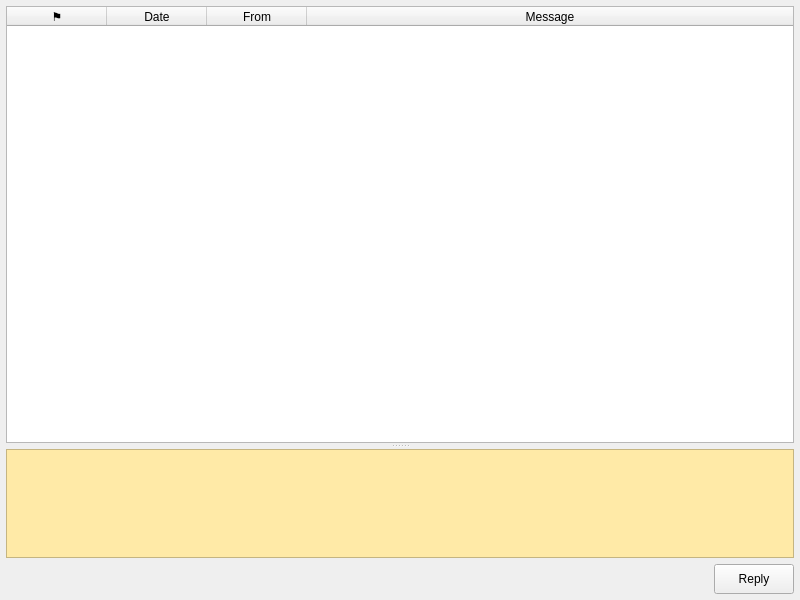
The window that messagewindow.ui (qcmiao1998/js8call) describes before a commit, drawn with Qt 5.
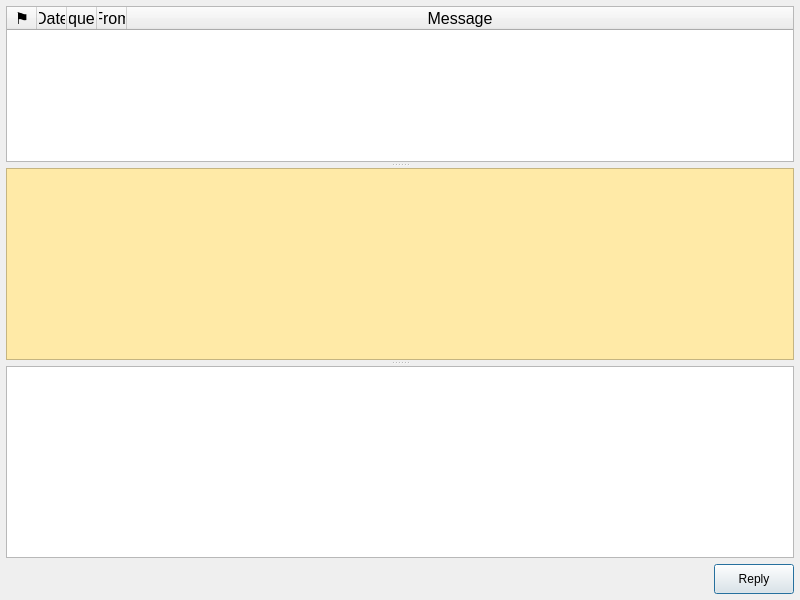
The same window after the commit.

Commit message: Working through message window wireup

The edit to the form file:
```diff
--- a/messagewindow.ui
+++ b/messagewindow.ui
@@ -1,7 +1,7 @@
 <?xml version="1.0" encoding="UTF-8"?>
 <ui version="4.0">
  <class>MessageWindow</class>
- <widget class="QWidget" name="MessageWindow">
+ <widget class="QDialog" name="MessageWindow">
   <property name="geometry">
    <rect>
     <x>0</x>
@@ -38,21 +38,71 @@
       <property name="sizePolicy">
        <sizepolicy hsizetype="Expanding" vsizetype="Expanding">
         <horstretch>0</horstretch>
-        <verstretch>4</verstretch>
+        <verstretch>10</verstretch>
        </sizepolicy>
       </property>
+      <property name="font">
+       <font>
+        <pointsize>12</pointsize>
+       </font>
+      </property>
+      <property name="toolTip">
+       <string>&lt;html&gt;&lt;head/&gt;&lt;body&gt;&lt;p&gt;Received band activity is displayed with time since last heard, SNR, and the text received for each frequency offset in the passband.&lt;/p&gt;&lt;/body&gt;&lt;/html&gt;</string>
+      </property>
+      <property name="sizeAdjustPolicy">
+       <enum>QAbstractScrollArea::AdjustToContentsOnFirstShow</enum>
+      </property>
+      <property name="autoScroll">
+       <bool>false</bool>
+      </property>
+      <property name="editTriggers">
+       <set>QAbstractItemView::NoEditTriggers</set>
+      </property>
+      <property name="showDropIndicator" stdset="0">
+       <bool>false</bool>
+      </property>
+      <property name="dragDropOverwriteMode">
+       <bool>false</bool>
+      </property>
       <property name="alternatingRowColors">
        <bool>true</bool>
       </property>
       <property name="selectionBehavior">
        <enum>QAbstractItemView::SelectRows</enum>
       </property>
+      <property name="textElideMode">
+       <enum>Qt::ElideRight</enum>
+      </property>
+      <property name="gridStyle">
+       <enum>Qt::DotLine</enum>
+      </property>
+      <property name="sortingEnabled">
+       <bool>false</bool>
+      </property>
+      <property name="wordWrap">
+       <bool>false</bool>
+      </property>
+      <attribute name="horizontalHeaderVisible">
+       <bool>true</bool>
+      </attribute>
+      <attribute name="horizontalHeaderCascadingSectionResizes">
+       <bool>false</bool>
+      </attribute>
+      <attribute name="horizontalHeaderDefaultSectionSize">
+       <number>30</number>
+      </attribute>
+      <attribute name="horizontalHeaderHighlightSections">
+       <bool>false</bool>
+      </attribute>
       <attribute name="horizontalHeaderMinimumSectionSize">
-       <number>10</number>
+       <number>20</number>
       </attribute>
       <attribute name="horizontalHeaderStretchLastSection">
        <bool>true</bool>
       </attribute>
+      <attribute name="verticalHeaderVisible">
+       <bool>false</bool>
+      </attribute>
       <column>
        <property name="text">
         <string>⚑</string>
@@ -66,6 +116,11 @@
         <string>Date</string>
        </property>
       </column>
+      <column>
+       <property name="text">
+        <string>Frequency</string>
+       </property>
+      </column>
       <column>
        <property name="text">
         <string>From</string>
@@ -79,7 +134,7 @@
      </widget>
      <widget class="QTextEdit" name="messageTextEdit">
       <property name="sizePolicy">
-       <sizepolicy hsizetype="Expanding" vsizetype="Expanding">
+       <sizepolicy hsizetype="Expanding" vsizetype="MinimumExpanding">
         <horstretch>0</horstretch>
         <verstretch>1</verstretch>
        </sizepolicy>
@@ -93,6 +148,14 @@
        <string notr="true">QTextEdit { background-color:#ffeaa7; }</string>
       </property>
      </widget>
+     <widget class="QTextEdit" name="replytextEdit">
+      <property name="sizePolicy">
+       <sizepolicy hsizetype="Expanding" vsizetype="MinimumExpanding">
+        <horstretch>0</horstretch>
+        <verstretch>1</verstretch>
+       </sizepolicy>
+      </property>
+     </widget>
     </widget>
    </item>
    <item>
```
Left out of the diff: 5 changed lines with no effect on the pictures. The commit also changes 3 other files.
